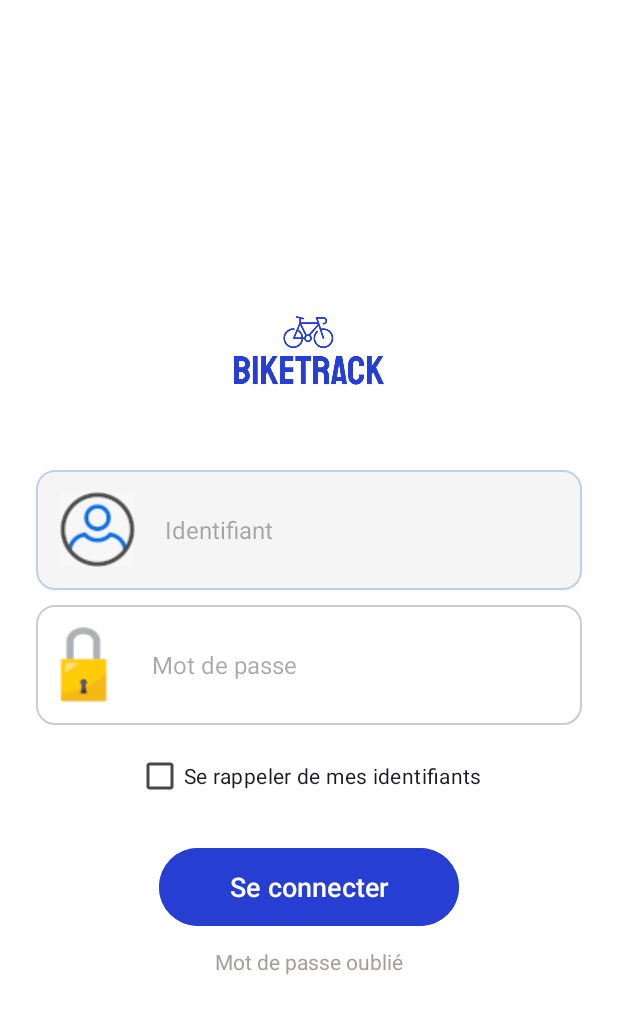
After one commit to antiX19/Bike-Track, an Android app: the layout activity_login.xml on its own in the app's theme, with its tools: preview values and no code run, on a phone screen of 412 x 824 dp. The commit adds this screen. Shown: the top 1014 px of the screen. Run offline under Robolectric (Android 15) with nearby library versions, the phone set to English and light mode, and no system bars.

Commit message:
Commit display

```diff
--- /dev/null
+++ b/Frontend/app/src/main/res/drawable/edittext_bg.xml
@@ -0,0 +1,6 @@
+<shape xmlns:android="http://schemas.android.com/apk/res/android"
+    android:shape="rectangle">
+    <corners android:radius="12dp"/>
+    <solid android:color="@color/light_gray"/>
+    <stroke android:width="1dp" android:color="#BED0EE"/>
+</shape>
--- /dev/null
+++ b/Frontend/app/src/main/res/drawable/edittext_bg_whitebg.xml
@@ -0,0 +1,6 @@
+<shape xmlns:android="http://schemas.android.com/apk/res/android"
+    android:shape="rectangle">
+    <corners android:radius="12dp"/>
+    <solid android:color="@color/white"/>
+    <stroke android:width="1dp" android:color="#CCCCCC"/>
+</shape>
--- /dev/null
+++ b/Frontend/app/src/main/res/layout/activity_login.xml
@@ -0,0 +1,80 @@
+<LinearLayout xmlns:android="http://schemas.android.com/apk/res/android"
+    xmlns:app="http://schemas.android.com/apk/res-auto"
+    android:layout_width="match_parent"
+    android:layout_height="match_parent"
+    android:orientation="vertical"
+    android:gravity="center"
+    android:padding="24dp"
+    android:background="@color/white">
+
+    <!-- Logo ou Image -->
+    <ImageView
+        android:id="@+id/logo"
+        android:layout_width="120dp"
+        android:layout_height="120dp"
+        android:src="@drawable/ic_logo"
+        android:layout_gravity="center"
+        android:scaleType="fitCenter"
+        android:layout_marginBottom="20dp"/>
+
+    <!-- Identifiant -->
+    <EditText
+        android:id="@+id/etUsername"
+        android:layout_width="match_parent"
+        android:layout_height="80dp"
+        android:hint="@string/identifiant"
+        android:textSize="16sp"
+        android:paddingStart="16dp"
+        android:paddingEnd="16dp"
+        android:background="@drawable/edittext_bg"
+        android:drawableStart="@drawable/ic_user"
+        android:drawablePadding="20dp"
+        android:inputType="text"/>
+
+    <!-- Mot de passe -->
+    <EditText
+        android:id="@+id/etPassword"
+        android:layout_width="match_parent"
+        android:layout_height="80dp"
+        android:hint="@string/mot_de_passe"
+        android:textSize="16sp"
+        android:paddingStart="16dp"
+        android:paddingEnd="16dp"
+        android:background="@drawable/edittext_bg_whitebg"
+        android:drawableStart="@drawable/ic_lockon"
+        android:drawablePadding="30dp"
+        android:inputType="textPassword"
+        android:layout_marginTop="10dp"/>
+
+
+    <!-- Se rappeler de mes identifiants -->
+    <CheckBox
+        android:id="@+id/cbRememberMe"
+        android:layout_width="wrap_content"
+        android:layout_height="wrap_content"
+        android:text="@string/se_rappeler_de_mes_identifiants"
+        android:textSize="14sp"
+        android:layout_marginTop="10dp"/>
+
+    <!-- Bouton Se connecter -->
+    <Button
+        android:id="@+id/btnLogin"
+        android:layout_width="200dp"
+        android:layout_height="60dp"
+        android:text="@string/se_connecter"
+        android:textSize="18sp"
+        android:backgroundTint="@color/apptheme"
+        android:textColor="#FFFFFF"
+        android:layout_marginTop="20dp"/>
+
+    <!-- Lien "Mot de passe oublié ?" -->
+    <TextView
+        android:id="@+id/tvForgotPassword"
+        android:layout_width="wrap_content"
+        android:layout_height="wrap_content"
+        android:text="@string/mot_de_passe_oubli"
+        android:textColor="@color/heavy_gray"
+        android:textSize="14sp"
+        android:layout_marginTop="10dp"
+        android:layout_gravity="center"/>
+</LinearLayout>
--- a/Frontend/app/src/main/res/values/colors.xml
+++ b/Frontend/app/src/main/res/values/colors.xml
@@ -2,4 +2,7 @@
 <resources>
     <color name="black">#FF000000</color>
     <color name="white">#FFFFFFFF</color>
+    <color name="apptheme">#263ED2</color>
+    <color name="light_gray">#F5F5F5</color>
+    <color name="heavy_gray">#A69E97</color>
 </resources>
--- a/Frontend/app/src/main/res/values/strings.xml
+++ b/Frontend/app/src/main/res/values/strings.xml
@@ -1,3 +1,10 @@
 <resources>
     <string name="app_name">ApplicationBLE</string>
+    <string name="identifiant">Identifiant</string>
+    <string name="mot_de_passe">Mot de passe</string>
+    <string name="se_rappeler_de_mes_identifiants">Se rappeler de mes identifiants</string>
+    <string name="se_connecter">Se connecter</string>
+    <string name="mot_de_passe_oubli">Mot de passe oublié</string>
+    <string name="start">Start</string>
+    <string name="exit">Exit</string>
 </resources>
```
Also changed, not shown: Frontend/app/src/main/AndroidManifest.xml (+5 -2 lines), Frontend/app/src/main/java/com/exemple/applicationble/MainActivity.java (+13 -15 lines), Frontend/app/src/main/res/drawable/button_bg.xml (added, +14 -0 lines), Frontend/app/src/main/res/drawable/ic_notification.xml (added, +10 -0 lines), Frontend/app/src/main/res/layout/activity_main.xml (deleted, +0 -29 lines), Frontend/app/src/main/res/layout/activity_test.xml (added, +10 -0 lines), Frontend/app/src/main/res/drawable/home_illu.jpg (added), Frontend/app/src/main/res/drawable/ic_lockon.png (added), Frontend/app/src/main/res/drawable/ic_logo.png (added), Frontend/app/src/main/res/drawable/ic_user.png (added), Frontend/app/src/main/res/drawable/logo_preview.png (added).
